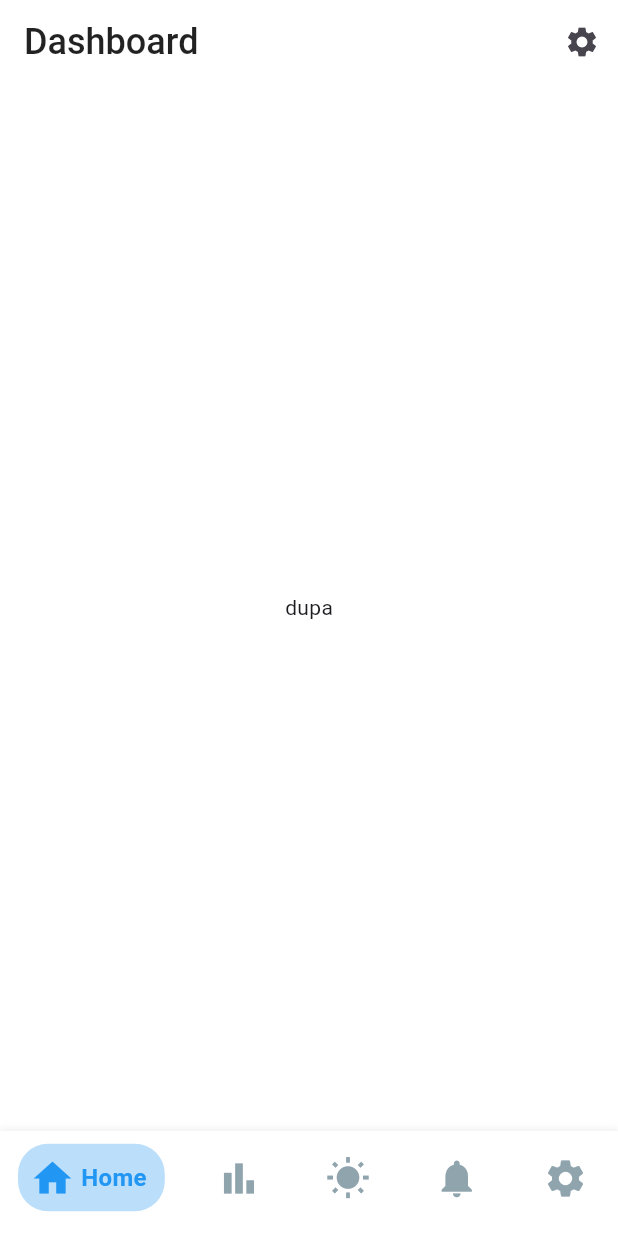
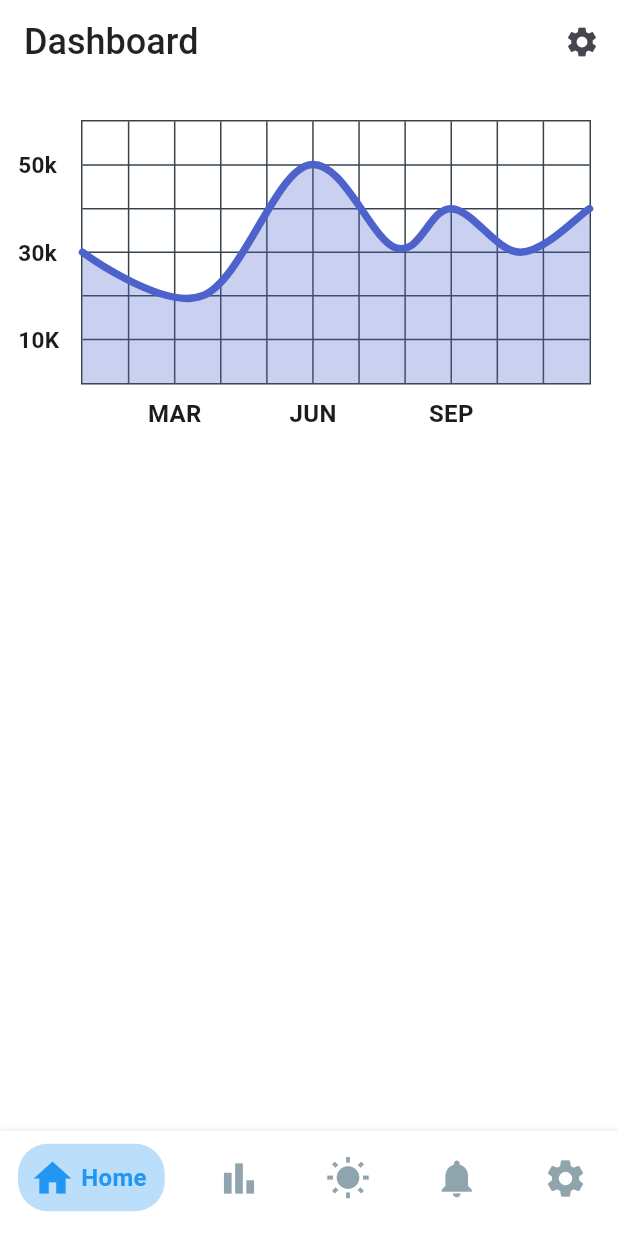
Before and after one commit to 7aku8/pv-forecast, a Flutter app: the screen it shows after launch, on a phone screen of 412 x 824 dp. Run offline on Flutter 3.47's test engine with Material 3 defaults, Android fonts, the light colour scheme and no system bars; drawn by our look-alikes of fl_chart; our stand-ins replace bloc, nb_utils; generated files the repository leaves out were written again.

Commit message:
add chart

```diff
--- /dev/null
+++ b/lib/components/main_chart.dart
@@ -0,0 +1,299 @@
+import 'package:fl_chart/fl_chart.dart';
+import 'package:flutter/material.dart';
+
+class MainChart extends StatefulWidget {
+  const MainChart({super.key});
+
+  @override
+  State<MainChart> createState() => _MainChartState();
+}
+
+class AppColors {
+  static const Color contentColorCyan = Color(0xff4e62cc);
+  static const Color contentColorBlue = Color(0xff4e62cc);
+  static const Color mainGridLineColor = Color(0xff37434d);
+}
+
+class _MainChartState extends State<MainChart> {
+  List<Color> gradientColors = [
+    AppColors.contentColorCyan,
+    AppColors.contentColorBlue,
+  ];
+
+  bool showAvg = false;
+
+  @override
+  Widget build(BuildContext context) {
+    return Stack(
+      children: <Widget>[
+        AspectRatio(
+          aspectRatio: 1.70,
+          child: Padding(
+            padding: const EdgeInsets.only(
+              right: 18,
+              left: 12,
+              top: 24,
+              bottom: 12,
+            ),
+            child: LineChart(
+              showAvg ? avgData() : mainData(),
+            ),
+          ),
+        ),
+        SizedBox(
+          width: 60,
+          height: 34,
+          child: TextButton(
+            onPressed: () {
+              setState(() {
+                showAvg = !showAvg;
+              });
+            },
+            child: Text(
+              'avg',
+              style: TextStyle(
+                fontSize: 12,
+                color: showAvg
+                    ? Colors.white.withValues(alpha: 0.5)
+                    : Colors.white,
+              ),
+            ),
+          ),
+        ),
+      ],
+    );
+  }
+
+  Widget bottomTitleWidgets(double value, TitleMeta meta) {
+    const style = TextStyle(
+      fontWeight: FontWeight.bold,
+      fontSize: 16,
+    );
+    Widget text;
+    switch (value.toInt()) {
+      case 2:
+        text = const Text('MAR', style: style);
+        break;
+      case 5:
+        text = const Text('JUN', style: style);
+        break;
+      case 8:
+        text = const Text('SEP', style: style);
+        break;
+      default:
+        text = const Text('', style: style);
+        break;
+    }
+
+    return SideTitleWidget(
+      meta: meta,
+      child: text,
+    );
+  }
+
+  Widget leftTitleWidgets(double value, TitleMeta meta) {
+    const style = TextStyle(
+      fontWeight: FontWeight.bold,
+      fontSize: 15,
+    );
+    String text;
+    switch (value.toInt()) {
+      case 1:
+        text = '10K';
+        break;
+      case 3:
+        text = '30k';
+        break;
+      case 5:
+        text = '50k';
+        break;
+      default:
+        return Container();
+    }
+
+    return Text(text, style: style, textAlign: TextAlign.left);
+  }
+
+  LineChartData mainData() {
+    return LineChartData(
+      gridData: FlGridData(
+        show: true,
+        drawVerticalLine: true,
+        horizontalInterval: 1,
+        verticalInterval: 1,
+        getDrawingHorizontalLine: (value) {
+          return const FlLine(
+            color: AppColors.mainGridLineColor,
+            strokeWidth: 1,
+          );
+        },
+        getDrawingVerticalLine: (value) {
+          return const FlLine(
+            color: AppColors.mainGridLineColor,
+            strokeWidth: 1,
+          );
+        },
+      ),
+      titlesData: FlTitlesData(
+        show: true,
+        rightTitles: const AxisTitles(
+          sideTitles: SideTitles(showTitles: false),
+        ),
+        topTitles: const AxisTitles(
+          sideTitles: SideTitles(showTitles: false),
+        ),
+        bottomTitles: AxisTitles(
+          sideTitles: SideTitles(
+            showTitles: true,
+            reservedSize: 30,
+            interval: 1,
+            getTitlesWidget: bottomTitleWidgets,
+          ),
+        ),
+        leftTitles: AxisTitles(
+          sideTitles: SideTitles(
+            showTitles: true,
+            interval: 1,
+            getTitlesWidget: leftTitleWidgets,
+            reservedSize: 42,
+          ),
+        ),
+      ),
+      borderData: FlBorderData(
+        show: true,
+        border: Border.all(color: const Color(0xff37434d)),
+      ),
+      minX: 0,
+      maxX: 11,
+      minY: 0,
+      maxY: 6,
+      lineBarsData: [
+        LineChartBarData(
+          spots: const [
+            FlSpot(0, 3),
+            FlSpot(2.6, 2),
+            FlSpot(4.9, 5),
+            FlSpot(6.8, 3.1),
+            FlSpot(8, 4),
+            FlSpot(9.5, 3),
+            FlSpot(11, 4),
+          ],
+          isCurved: true,
+          gradient: LinearGradient(
+            colors: gradientColors,
+          ),
+          barWidth: 5,
+          isStrokeCapRound: true,
+          dotData: const FlDotData(
+            show: false,
+          ),
+          belowBarData: BarAreaData(
+            show: true,
+            gradient: LinearGradient(
+              colors: gradientColors
+                  .map((color) => color.withValues(alpha: 0.3))
+                  .toList(),
+            ),
+          ),
+        ),
+      ],
+    );
+  }
+
+  LineChartData avgData() {
+    return LineChartData(
+      lineTouchData: const LineTouchData(enabled: false),
+      gridData: FlGridData(
+        show: true,
+        drawHorizontalLine: true,
+        verticalInterval: 1,
+        horizontalInterval: 1,
+        getDrawingVerticalLine: (value) {
+          return const FlLine(
+            color: Color(0xff37434d),
+            strokeWidth: 1,
+          );
+        },
+        getDrawingHorizontalLine: (value) {
+          return const FlLine(
+            color: Color(0xff37434d),
+            strokeWidth: 1,
+          );
+        },
+      ),
+      titlesData: FlTitlesData(
+        show: true,
+        bottomTitles: AxisTitles(
+          sideTitles: SideTitles(
+            showTitles: true,
+            reservedSize: 30,
+            getTitlesWidget: bottomTitleWidgets,
+            interval: 1,
+          ),
+        ),
+        leftTitles: AxisTitles(
+          sideTitles: SideTitles(
+            showTitles: true,
+            getTitlesWidget: leftTitleWidgets,
+            reservedSize: 42,
+            interval: 1,
+          ),
+        ),
+        topTitles: const AxisTitles(
+          sideTitles: SideTitles(showTitles: false),
+        ),
+        rightTitles: const AxisTitles(
+          sideTitles: SideTitles(showTitles: false),
+        ),
+      ),
+      borderData: FlBorderData(
+        show: true,
+        border: Border.all(color: const Color(0xff37434d)),
+      ),
+      minX: 0,
+      maxX: 11,
+      minY: 0,
+      maxY: 6,
+      lineBarsData: [
+        LineChartBarData(
+          spots: const [
+            FlSpot(0, 3.44),
+            FlSpot(2.6, 3.44),
+            FlSpot(4.9, 3.44),
+            FlSpot(6.8, 3.44),
+            FlSpot(8, 3.44),
+            FlSpot(9.5, 3.44),
+            FlSpot(11, 3.44),
+          ],
+          isCurved: true,
+          gradient: LinearGradient(
+            colors: [
+              ColorTween(begin: gradientColors[0], end: gradientColors[1])
+                  .lerp(0.2)!,
+              ColorTween(begin: gradientColors[0], end: gradientColors[1])
+                  .lerp(0.2)!,
+            ],
+          ),
+          barWidth: 5,
+          isStrokeCapRound: true,
+          dotData: const FlDotData(
+            show: false,
+          ),
+          belowBarData: BarAreaData(
+            show: true,
+            gradient: LinearGradient(
+              colors: [
+                ColorTween(begin: gradientColors[0], end: gradientColors[1])
+                    .lerp(0.2)!
+                    .withValues(alpha: 0.1),
+                ColorTween(begin: gradientColors[0], end: gradientColors[1])
+                    .lerp(0.2)!
+                    .withValues(alpha: 0.1),
+              ],
+            ),
+          ),
+        ),
+      ],
+    );
+  }
+}
--- a/lib/dashboard/view/dashboard_page.dart
+++ b/lib/dashboard/view/dashboard_page.dart
@@ -1,5 +1,6 @@
 import 'package:flutter/material.dart';
 import 'package:pv_forecast/components/bottom_nav.dart';
+import 'package:pv_forecast/components/main_chart.dart';
 import 'package:pv_forecast/components/top_bar.dart';
 import 'package:pv_forecast/utils/colors.dart';
 
@@ -16,7 +17,11 @@ class _DashboardPageState extends State<DashboardPage> {
     return const Scaffold(
       backgroundColor: backgroundColor,
       appBar: TopBar(),
-      body: Center(child: Text('dupa')),
+      body: Column(
+        children: [
+          MainChart(),
+        ],
+      ),
       bottomNavigationBar: BottomNav(),
     );
   }
--- a/pubspec.yaml
+++ b/pubspec.yaml
@@ -8,6 +8,7 @@ environment:
 
 dependencies:
   bloc: ^8.1.4
+  fl_chart: ^0.70.2
   flutter:
     sdk: flutter
   flutter_bloc: ^8.1.6
```
Also changed, not shown: pubspec.lock.
